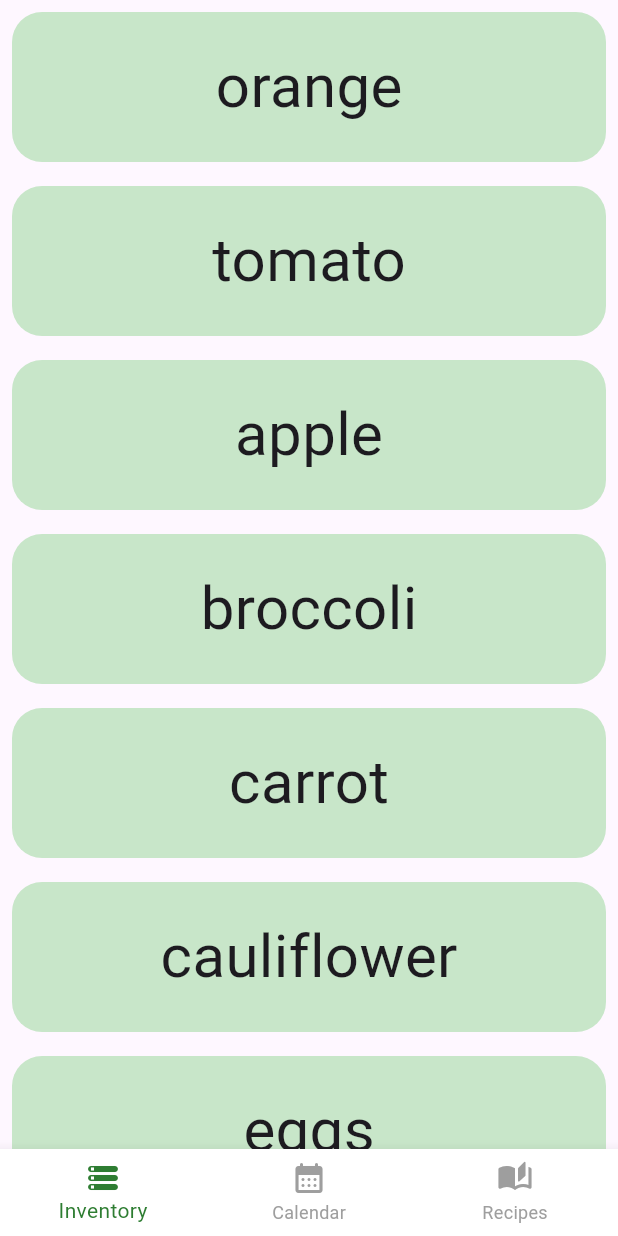
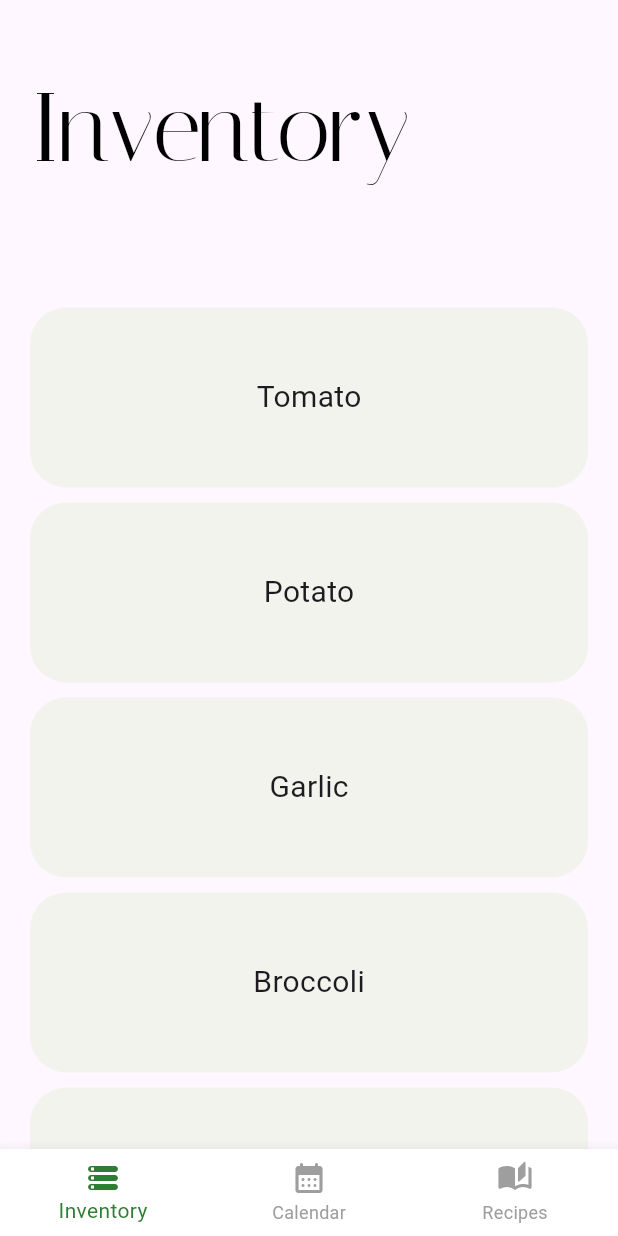
Before and after one commit to kellyycha/sous_chef_app, a Flutter app: the screen it shows after launch, on a phone screen of 412 x 824 dp. Run offline on Flutter 3.47's test engine with Material 3 defaults, Android fonts, the phone set to English and light mode, and no system bars.

Commit message:
downloaded title font and added Inventory title

```diff
--- a/lib/item_square.dart
+++ b/lib/item_square.dart
@@ -9,19 +9,19 @@ class MySquare extends StatelessWidget{
   @override
   Widget build(BuildContext context) {
     return Padding(
-      padding: const EdgeInsets.all(8.0),
+      padding: const EdgeInsets.symmetric(vertical: 5.0, horizontal: 20.0),
       child: Container(
-        height: 100,
+        height: 120,
         decoration: BoxDecoration(
-          color: Colors.green[100],
-          borderRadius: BorderRadius.circular(20)
+          color: const Color.fromARGB(255, 243, 243, 237),
+          borderRadius: BorderRadius.circular(24)
         ),
 
         child: Center(
           child: Text(
             child,
             style: const TextStyle(
-              fontSize: 40),
+              fontSize: 20),
             )
           )
         )
--- a/lib/pages/inventory_page.dart
+++ b/lib/pages/inventory_page.dart
@@ -1,18 +1,44 @@
+import 'dart:math';
+import 'dart:ui';
+
 import 'package:flutter/material.dart';
 import 'package:sous_chef_app/item_square.dart';
 
 class InventoryPage extends StatelessWidget {
   InventoryPage({super.key});
 
-  final List _refrigerator = [
-    "orange",
-    "tomato",
-    "apple",
-    "broccoli",
-    "carrot",
-    "cauliflower",
-    "eggs",
-    "tofu",
+  //TODO: use database for this
+  final List _inventory = [
+    ["Tomato", 2, 7, "R"],
+    ["Potato", 4, 28, "P"],
+    ["Garlic", 3, 120, "P"],
+    ["Broccoli", 2, 10, "R"],
+    ["Banana", 5, 7, "P"],
+    ["Cabbage", 1, 20, "R"],
+    ["Corn", 2, 5, "R"],
+    ["Eggplant", 1, 10, "R"],
+    ["Lemon", 4, 30, "R"],
+    ["Carrot", 5, 25, "R"],
+    ["Steak", 1, 4, "R"],
+    ["Egg", 12, 50, "R"],
+    ["Avocado", 1, 5, "P"],
+    ["Onion", 4, 60, "P"],
+    ["Orange", 3, 20, "R"],
+    ["Scallion", 6, 14, "R"],
+    ["Jalapeno", 4, 9, "R"],
+    ["Mushroom", 5, 10, "R"],
+    ["Cauliflower", 1, 12, "R"],
+    ["Green Bean", 10, 12, "R"],
+    ["Soy Sauce", -1, -1, "S"],
+    ["Salt", -1, -1, "S"],
+    ["Pepper", -1, -1, "S"],
+    ["Garlic Powder", -1, -1, "S"],
+    ["Paprika", -1, -1, "S"],
+    ["Cinnamon", -1, -1, "S"],
+    ["Vinegar", -1, -1, "S"],
+    ["Sesame Oil", -1, -1, "S"],
+    ["Chili Oil", -1, -1, "S"],
+    ["Parsley", -1, -1, "S"],
     ];
 
 
@@ -21,15 +47,33 @@ class InventoryPage extends StatelessWidget {
     return Scaffold(
       body: Column(
         children: [
+          Row(
+            children: [
+              Container(
+                height:200,
+                // title
+                child:const Padding(
+                  padding:EdgeInsets.only(top:40,left:20),
+                  child: Text(
+                    'Inventory',
+                    style: TextStyle(
+                      color:Colors.black,
+                      fontSize: 64.0,
+                      fontFamily: 'Italiana'
+                    ),
+                  ),
+                ),
+              ),
 
-
+            ]
+          ),
           //inventory list
           Expanded(
             child: ListView.builder(
-              itemCount: _refrigerator.length,
+              itemCount: _inventory.length,
               itemBuilder: (context, index) {
                 return MySquare(
-                  child: _refrigerator[index],
+                  child: _inventory[index][0],
                 );
               },
             ),
--- a/pubspec.yaml
+++ b/pubspec.yaml
@@ -57,6 +57,10 @@ flutter:
   # included with your application, so that you can use the icons in
   # the material Icons class.
   uses-material-design: true
+  fonts:
+    - family: Italiana
+      fonts:
+        - asset: fonts/Italiana-Regular.ttf
 
   # To add assets to your application, add an assets section, like this:
   # assets:
```
Also changed, not shown: fonts/Italiana-Regular.ttf (added), 1 other file.
